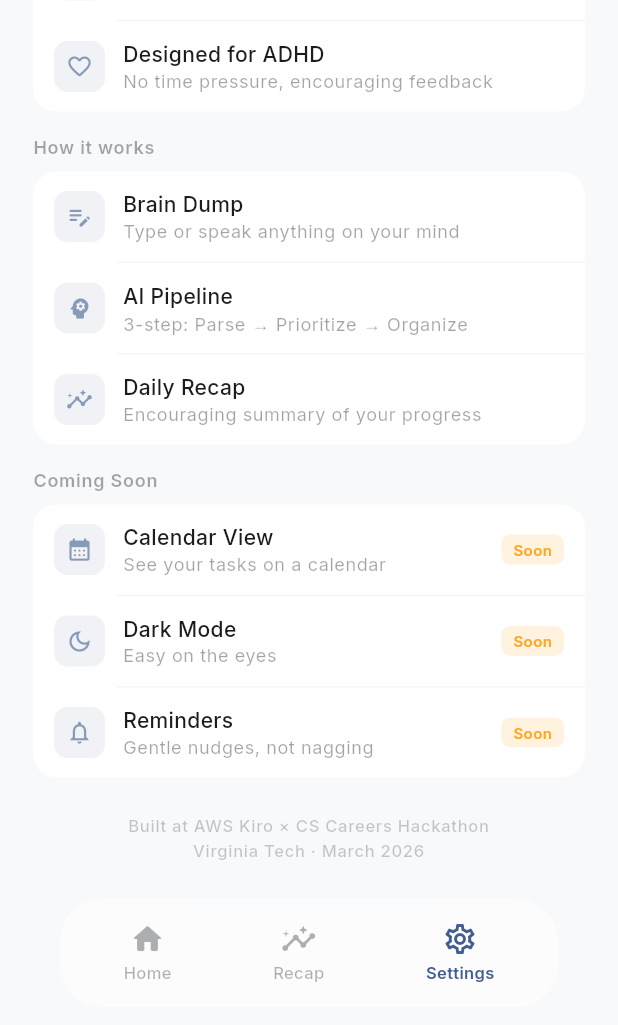
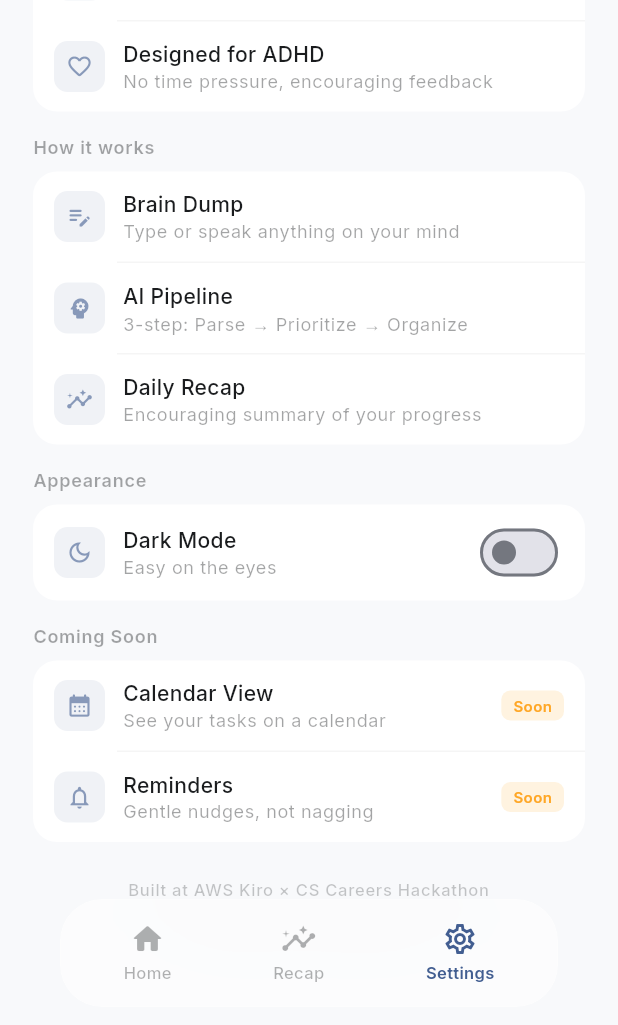
Before and after one commit to SeaL773/clarity, a Flutter app: the screen it shows after launch, item 3 of the bottom bar chosen, on a phone screen of 412 x 824 dp, the part 211-1236 px from its top. Run offline on Flutter 3.47's test engine with Material 3 defaults, Android fonts, the phone set to English and light mode, and no system bars; our stand-ins replace dio, google_fonts, speech_to_text.

Commit message:
feat: dark mode with toggle in settings

```diff
--- a/frontend/clarity_app/lib/main.dart
+++ b/frontend/clarity_app/lib/main.dart
@@ -15,10 +15,23 @@ class ClarityApp extends StatelessWidget {
   Widget build(BuildContext context) {
     return ChangeNotifierProvider(
       create: (_) => TaskProvider(),
-      child: MaterialApp(
+      child: Consumer<TaskProvider>(
+        builder: (context, provider, _) {
+          return MaterialApp(
             title: 'Clarity',
             debugShowCheckedModeBanner: false,
-        theme: ThemeData(
+            themeMode: provider.isDarkMode ? ThemeMode.dark : ThemeMode.light,
+            theme: _lightTheme(),
+            darkTheme: _darkTheme(),
+            home: const MainShell(),
+          );
+        },
+      ),
+    );
+  }
+
+  ThemeData _lightTheme() {
+    return ThemeData(
       useMaterial3: true,
       colorScheme: ColorScheme.fromSeed(
         seedColor: const Color(0xFF5B7FBF),
@@ -38,8 +51,28 @@ class ClarityApp extends StatelessWidget {
           textStyle: GoogleFonts.inter(fontWeight: FontWeight.w600, fontSize: 14),
         ),
       ),
+    );
+  }
+
+  ThemeData _darkTheme() {
+    return ThemeData(
+      useMaterial3: true,
+      colorScheme: ColorScheme.fromSeed(
+        seedColor: const Color(0xFF7BA3E0),
+        brightness: Brightness.dark,
+        surface: const Color(0xFF111315),
+        onSurface: const Color(0xFFE2E2E5),
       ),
-        home: const MainShell(),
+      scaffoldBackgroundColor: const Color(0xFF111315),
+      textTheme: GoogleFonts.interTextTheme(
+        ThemeData(brightness: Brightness.dark).textTheme,
+      ),
+      filledButtonTheme: FilledButtonThemeData(
+        style: FilledButton.styleFrom(
+          padding: const EdgeInsets.symmetric(horizontal: 24, vertical: 12),
+          shape: RoundedRectangleBorder(borderRadius: BorderRadius.circular(14)),
+          textStyle: GoogleFonts.inter(fontWeight: FontWeight.w600, fontSize: 14),
+        ),
       ),
     );
   }
--- a/frontend/clarity_app/lib/providers/task_provider.dart
+++ b/frontend/clarity_app/lib/providers/task_provider.dart
@@ -12,6 +12,13 @@ class TaskProvider extends ChangeNotifier {
   String? _insights;
   double _totalEstimatedHours = 0;
   DailySummary? _summary;
+  bool _isDarkMode = false;
+
+  bool get isDarkMode => _isDarkMode;
+  void toggleDarkMode() {
+    _isDarkMode = !_isDarkMode;
+    notifyListeners();
+  }
 
   List<Task> get tasks => _tasks;
   bool get isLoading => _isLoading;
--- a/frontend/clarity_app/lib/screens/home_screen.dart
+++ b/frontend/clarity_app/lib/screens/home_screen.dart
@@ -56,7 +56,7 @@ class _HomeScreenState extends State<HomeScreen> with SingleTickerProviderStateM
             begin: Alignment.topCenter,
             end: Alignment.bottomCenter,
             colors: [
-              const Color(0xFFEEF2FA),
+              theme.brightness == Brightness.dark ? const Color(0xFF1A1E25) : const Color(0xFFEEF2FA),
               theme.scaffoldBackgroundColor,
             ],
             stops: const [0.0, 0.35],
--- a/frontend/clarity_app/lib/screens/main_shell.dart
+++ b/frontend/clarity_app/lib/screens/main_shell.dart
@@ -45,10 +45,14 @@ class _MainShellState extends State<MainShell> {
                 child: Container(
                   padding: const EdgeInsets.symmetric(horizontal: 8, vertical: 10),
                   decoration: BoxDecoration(
-                    color: Colors.white.withValues(alpha: 0.55),
+                    color: theme.brightness == Brightness.dark
+                        ? Colors.black.withValues(alpha: 0.45)
+                        : Colors.white.withValues(alpha: 0.55),
                     borderRadius: BorderRadius.circular(28),
                     border: Border.all(
-                      color: Colors.white.withValues(alpha: 0.35),
+                      color: theme.brightness == Brightness.dark
+                          ? Colors.white.withValues(alpha: 0.1)
+                          : Colors.white.withValues(alpha: 0.35),
                       width: 0.5,
                     ),
                   ),
--- a/frontend/clarity_app/lib/screens/settings_screen.dart
+++ b/frontend/clarity_app/lib/screens/settings_screen.dart
@@ -1,4 +1,6 @@
 import 'package:flutter/material.dart';
+import 'package:provider/provider.dart';
+import '../providers/task_provider.dart';
 
 class SettingsScreen extends StatelessWidget {
   const SettingsScreen({super.key});
@@ -6,6 +8,7 @@ class SettingsScreen extends StatelessWidget {
   @override
   Widget build(BuildContext context) {
     final theme = Theme.of(context);
+    final provider = context.watch<TaskProvider>();
 
     return SafeArea(
       child: SingleChildScrollView(
@@ -64,6 +67,47 @@ class SettingsScreen extends StatelessWidget {
 
             const SizedBox(height: 16),
 
+            // Appearance
+            _SettingsSection(
+              title: 'Appearance',
+              children: [
+                Padding(
+                  padding: const EdgeInsets.symmetric(horizontal: 14, vertical: 8),
+                  child: Row(
+                    children: [
+                      Container(
+                        width: 34,
+                        height: 34,
+                        decoration: BoxDecoration(
+                          color: theme.colorScheme.primary.withValues(alpha: 0.08),
+                          borderRadius: BorderRadius.circular(9),
+                        ),
+                        child: Icon(Icons.dark_mode_outlined, size: 18,
+                            color: theme.colorScheme.primary.withValues(alpha: 0.6)),
+                      ),
+                      const SizedBox(width: 12),
+                      Expanded(
+                        child: Column(
+                          crossAxisAlignment: CrossAxisAlignment.start,
+                          children: [
+                            Text('Dark Mode', style: theme.textTheme.bodyMedium?.copyWith(fontWeight: FontWeight.w500)),
+                            Text('Easy on the eyes', style: theme.textTheme.bodySmall?.copyWith(
+                                color: theme.colorScheme.onSurface.withValues(alpha: 0.4))),
+                          ],
+                        ),
+                      ),
+                      Switch(
+                        value: provider.isDarkMode,
+                        onChanged: (_) => provider.toggleDarkMode(),
+                      ),
+                    ],
+                  ),
+                ),
+              ],
+            ),
+
+            const SizedBox(height: 16),
+
             // Coming soon
             _SettingsSection(
               title: 'Coming Soon',
@@ -72,12 +116,6 @@ class SettingsScreen extends StatelessWidget {
                   icon: Icons.calendar_month_rounded,
                   title: 'Calendar View',
                   subtitle: 'See your tasks on a calendar',
-                  trailing: _ComingSoonBadge(),
-                ),
-                _SettingsTile(
-                  icon: Icons.dark_mode_outlined,
-                  title: 'Dark Mode',
-                  subtitle: 'Easy on the eyes',
                   trailing: _ComingSoonBadge(),
                 ),
                 _SettingsTile(
@@ -126,7 +164,7 @@ class _SettingsSection extends StatelessWidget {
         const SizedBox(height: 8),
         Container(
           decoration: BoxDecoration(
-            color: Colors.white,
+            color: Theme.of(context).brightness == Brightness.dark ? const Color(0xFF1E2024) : Colors.white,
             borderRadius: BorderRadius.circular(16),
           ),
           child: Column(
--- a/frontend/clarity_app/lib/widgets/brain_dump_input.dart
+++ b/frontend/clarity_app/lib/widgets/brain_dump_input.dart
@@ -63,7 +63,7 @@ class _BrainDumpInputState extends State<BrainDumpInput> {
       children: [
         Container(
           decoration: BoxDecoration(
-            color: const Color(0xFFF3F4F6),
+            color: theme.brightness == Brightness.dark ? const Color(0xFF1E2024) : const Color(0xFFF3F4F6),
             borderRadius: BorderRadius.circular(16),
           ),
           child: Column(
--- a/frontend/clarity_app/lib/widgets/summary_card.dart
+++ b/frontend/clarity_app/lib/widgets/summary_card.dart
@@ -14,7 +14,7 @@ class SummaryCard extends StatelessWidget {
     return Container(
       padding: const EdgeInsets.all(22),
       decoration: BoxDecoration(
-        color: const Color(0xFFF0F4FF),
+        color: theme.brightness == Brightness.dark ? const Color(0xFF1A1E25) : const Color(0xFFF0F4FF),
         borderRadius: BorderRadius.circular(20),
       ),
       child: Column(
@@ -71,7 +71,7 @@ class SummaryCard extends StatelessWidget {
           Container(
             padding: const EdgeInsets.all(14),
             decoration: BoxDecoration(
-              color: Colors.white.withValues(alpha: 0.7),
+              color: theme.brightness == Brightness.dark ? Colors.white.withValues(alpha: 0.08) : Colors.white.withValues(alpha: 0.7),
               borderRadius: BorderRadius.circular(14),
             ),
             child: Row(
--- a/frontend/clarity_app/lib/widgets/task_card.dart
+++ b/frontend/clarity_app/lib/widgets/task_card.dart
@@ -29,13 +29,17 @@ class TaskCard extends StatelessWidget {
   @override
   Widget build(BuildContext context) {
     final theme = Theme.of(context);
-    final accent = task.completed ? const Color(0xFFD0D0D0) : _priorityAccent(task.priority);
+    final isDark = theme.brightness == Brightness.dark;
+    final accent = task.completed ? (isDark ? const Color(0xFF404040) : const Color(0xFFD0D0D0)) : _priorityAccent(task.priority);
+    final cardBg = task.completed
+        ? (isDark ? const Color(0xFF1A1C1E) : const Color(0xFFFAFAFA))
+        : (isDark ? const Color(0xFF1E2024) : Colors.white);
 
     return AnimatedContainer(
       duration: const Duration(milliseconds: 250),
       curve: Curves.easeOut,
       decoration: BoxDecoration(
-        color: task.completed ? const Color(0xFFFAFAFA) : Colors.white,
+        color: cardBg,
         borderRadius: BorderRadius.circular(14),
         border: Border(
           left: BorderSide(color: accent, width: 3.5),
```
Lines whose indentation alone changed are shown as unchanged.
